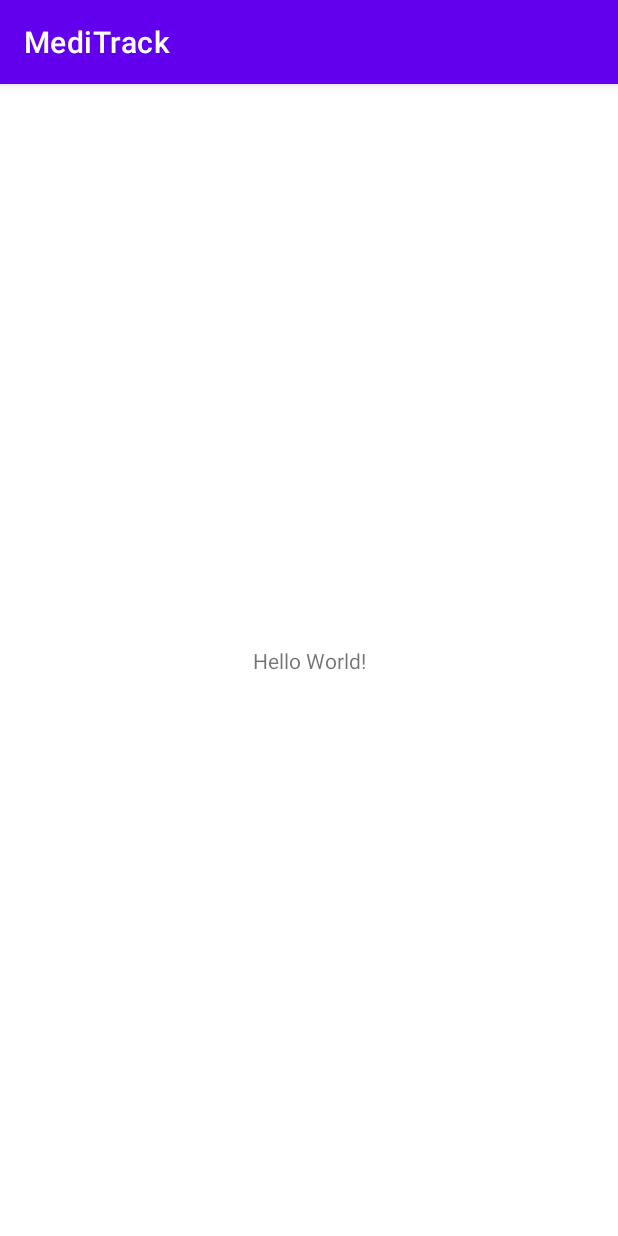
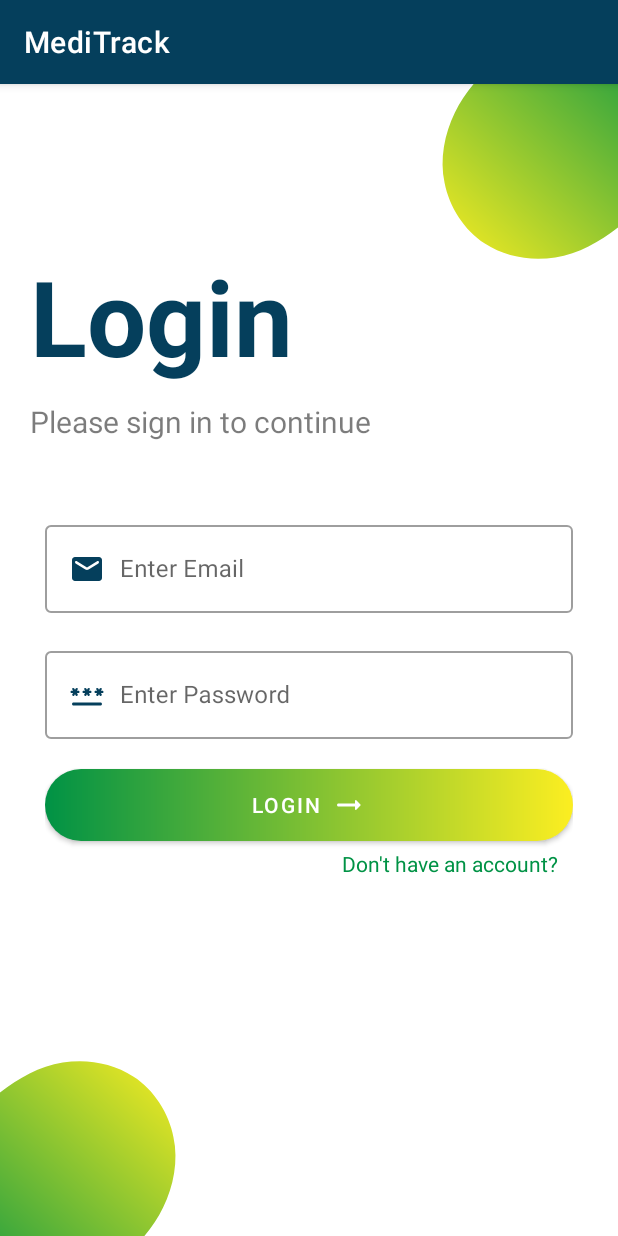
Before and after one commit to Akshi-Vasaniya/MediTrack, an Android app: the screen it shows after launch (MainActivity), on a phone screen of 412 x 824 dp. Run offline under Robolectric (Android 15) with nearby library versions, the phone set to English and light mode, and no system bars; our stand-ins replace navigation-ui.

Commit message:
Connect Fragments

```diff
--- a/app/src/main/java/com/example/meditrack/MainActivity.kt
+++ b/app/src/main/java/com/example/meditrack/MainActivity.kt
@@ -2,10 +2,42 @@ package com.example.meditrack
 
 import androidx.appcompat.app.AppCompatActivity
 import android.os.Bundle
+import androidx.navigation.NavController
+import androidx.navigation.fragment.NavHostFragment
+import androidx.navigation.fragment.findNavController
+import androidx.navigation.ui.AppBarConfiguration
+import androidx.navigation.ui.NavigationUI
+import androidx.navigation.ui.setupActionBarWithNavController
 
 class MainActivity : AppCompatActivity() {
+
+    private lateinit var navController: NavController
+    private lateinit var appBarConfiguration: AppBarConfiguration
     override fun onCreate(savedInstanceState: Bundle?) {
         super.onCreate(savedInstanceState)
         setContentView(R.layout.activity_main)
+
+        supportActionBar?.setDisplayHomeAsUpEnabled(true)
+
+        this.supportActionBar?.setDisplayHomeAsUpEnabled(false)
+
+        val navHostFragment =
+            supportFragmentManager.findFragmentById(R.id.nav_host_fragment_container_faculty) as NavHostFragment
+
+        appBarConfiguration = AppBarConfiguration.Builder(
+            setOf(
+                R.id.splashFragment,
+                R.id.loginFragment,
+                R.id.registrationFragment
+            )
+        ).build()
+
+        navController = navHostFragment.findNavController()
+        setupActionBarWithNavController(navController, appBarConfiguration)
+        NavigationUI.setupActionBarWithNavController(this, navController, appBarConfiguration)
+    }
+
+    override fun onSupportNavigateUp(): Boolean {
+        return navController.navigateUp() || super.onSupportNavigateUp()
     }
 }
--- a/app/src/main/java/com/example/meditrack/LoginFragment.kt
+++ b/app/src/main/java/com/example/meditrack/login/LoginFragment.kt
@@ -1,4 +1,4 @@
-package com.example.meditrack
+package com.example.meditrack.login
 
 import androidx.lifecycle.ViewModelProvider
 import android.os.Bundle
@@ -6,6 +6,9 @@ import androidx.fragment.app.Fragment
 import android.view.LayoutInflater
 import android.view.View
 import android.view.ViewGroup
+import androidx.navigation.fragment.findNavController
+import com.example.meditrack.R
+import com.example.meditrack.databinding.FragmentLoginBinding
 
 class LoginFragment : Fragment() {
 
@@ -14,6 +17,7 @@ class LoginFragment : Fragment() {
     }
 
     private lateinit var viewModel: LoginViewModel
+    private lateinit var binding: FragmentLoginBinding
 
     override fun onCreateView(
         inflater: LayoutInflater, container: ViewGroup?,
@@ -28,4 +32,14 @@ class LoginFragment : Fragment() {
         // TODO: Use the ViewModel
     }
 
+    override fun onViewCreated(view: View, savedInstanceState: Bundle?) {
+        super.onViewCreated(view, savedInstanceState)
+        binding = FragmentLoginBinding.bind(view)
+
+        binding.alreadyAccount.setOnClickListener {
+
+            findNavController().navigate(R.id.registrationFragment)
+        }
+    }
+
 }
--- a/app/src/main/java/com/example/meditrack/LoginViewModel.kt
+++ b/app/src/main/java/com/example/meditrack/login/LoginViewModel.kt
@@ -1,4 +1,4 @@
-package com.example.meditrack
+package com.example.meditrack.login
 
 import androidx.lifecycle.ViewModel
 
--- a/app/src/main/java/com/example/meditrack/RegistrationFragment.kt
+++ b/app/src/main/java/com/example/meditrack/register/RegistrationFragment.kt
@@ -1,4 +1,4 @@
-package com.example.meditrack
+package com.example.meditrack.register
 
 import androidx.lifecycle.ViewModelProvider
 import android.os.Bundle
@@ -6,6 +6,10 @@ import androidx.fragment.app.Fragment
 import android.view.LayoutInflater
 import android.view.View
 import android.view.ViewGroup
+import androidx.navigation.fragment.findNavController
+import com.example.meditrack.R
+import com.example.meditrack.databinding.FragmentLoginBinding
+import com.example.meditrack.databinding.FragmentRegistrationBinding
 
 class RegistrationFragment : Fragment() {
 
@@ -14,6 +18,7 @@ class RegistrationFragment : Fragment() {
     }
 
     private lateinit var viewModel: RegistrationViewModel
+    private lateinit var binding: FragmentRegistrationBinding
 
     override fun onCreateView(
         inflater: LayoutInflater, container: ViewGroup?,
@@ -28,4 +33,14 @@ class RegistrationFragment : Fragment() {
         // TODO: Use the ViewModel
     }
 
+    override fun onViewCreated(view: View, savedInstanceState: Bundle?) {
+        super.onViewCreated(view, savedInstanceState)
+        binding = FragmentRegistrationBinding.bind(view)
+
+        binding.alreadyAccount.setOnClickListener {
+            findNavController().popBackStack()
+            findNavController().navigate(R.id.loginFragment)
+
+        }
+    }
 }
--- a/app/src/main/java/com/example/meditrack/RegistrationViewModel.kt
+++ b/app/src/main/java/com/example/meditrack/register/RegistrationViewModel.kt
@@ -1,4 +1,4 @@
-package com.example.meditrack
+package com.example.meditrack.register
 
 import androidx.lifecycle.ViewModel
 
--- a/app/src/main/java/com/example/meditrack/SplashFragment.kt
+++ b/app/src/main/java/com/example/meditrack/splash/SplashFragment.kt
@@ -1,4 +1,4 @@
-package com.example.meditrack
+package com.example.meditrack.splash
 
 import androidx.lifecycle.ViewModelProvider
 import android.os.Bundle
@@ -6,6 +6,11 @@ import androidx.fragment.app.Fragment
 import android.view.LayoutInflater
 import android.view.View
 import android.view.ViewGroup
+import androidx.navigation.fragment.findNavController
+import com.example.meditrack.R
+import kotlinx.coroutines.MainScope
+import kotlinx.coroutines.launch
+import kotlinx.coroutines.withTimeout
 
 class SplashFragment : Fragment() {
 
@@ -26,6 +31,13 @@ class SplashFragment : Fragment() {
         super.onActivityCreated(savedInstanceState)
         viewModel = ViewModelProvider(this).get(SplashViewModel::class.java)
         // TODO: Use the ViewModel
+
+        MainScope().launch {
+            withTimeout(3000) {
+                findNavController().popBackStack()
+                findNavController().navigate(R.id.loginFragment)
+            }
+        }
     }
 
 }
--- a/app/src/main/java/com/example/meditrack/SplashViewModel.kt
+++ b/app/src/main/java/com/example/meditrack/splash/SplashViewModel.kt
@@ -1,4 +1,4 @@
-package com.example.meditrack
+package com.example.meditrack.splash
 
 import androidx.lifecycle.ViewModel
 
--- a/app/src/main/res/layout/activity_main.xml
+++ b/app/src/main/res/layout/activity_main.xml
@@ -6,13 +6,12 @@
     android:layout_height="match_parent"
     tools:context=".MainActivity">
 
-    <TextView
-        android:layout_width="wrap_content"
-        android:layout_height="wrap_content"
-        android:text="Hello World!"
-        app:layout_constraintBottom_toBottomOf="parent"
-        app:layout_constraintEnd_toEndOf="parent"
-        app:layout_constraintStart_toStartOf="parent"
-        app:layout_constraintTop_toTopOf="parent" />
+    <androidx.fragment.app.FragmentContainerView
+        android:id="@+id/nav_host_fragment_container_faculty"
+        android:name="androidx.navigation.fragment.NavHostFragment"
+        android:layout_width="match_parent"
+        android:layout_height="match_parent"
+        app:defaultNavHost="true"
+        app:navGraph="@navigation/nav_graph" />
 
 </androidx.constraintlayout.widget.ConstraintLayout>
--- a/app/src/main/res/layout/fragment_login.xml
+++ b/app/src/main/res/layout/fragment_login.xml
@@ -4,7 +4,7 @@
     android:layout_width="match_parent"
     android:layout_height="match_parent"
     xmlns:app="http://schemas.android.com/apk/res-auto"
-    tools:context=".LoginFragment">
+    tools:context=".login.LoginFragment">
 
     <ImageView
         android:id="@+id/top_shape"
--- a/app/src/main/res/layout/fragment_registration.xml
+++ b/app/src/main/res/layout/fragment_registration.xml
@@ -4,7 +4,7 @@
     android:layout_width="match_parent"
     android:layout_height="match_parent"
     xmlns:app="http://schemas.android.com/apk/res-auto"
-    tools:context=".RegistrationFragment">
+    tools:context=".register.RegistrationFragment">
 
     <ImageView
         android:id="@+id/top_shape"
--- a/app/src/main/res/layout/fragment_splash.xml
+++ b/app/src/main/res/layout/fragment_splash.xml
@@ -3,7 +3,7 @@
     xmlns:tools="http://schemas.android.com/tools"
     android:layout_width="match_parent"
     android:layout_height="match_parent"
-    tools:context=".SplashFragment"
+    tools:context=".splash.SplashFragment"
     android:background="@drawable/background_gradient">
 
     <ImageView
--- /dev/null
+++ b/app/src/main/res/navigation/nav_graph.xml
@@ -0,0 +1,30 @@
+<?xml version="1.0" encoding="utf-8"?>
+<navigation xmlns:android="http://schemas.android.com/apk/res/android"
+    xmlns:app="http://schemas.android.com/apk/res-auto"
+    xmlns:tools="http://schemas.android.com/tools"
+    android:id="@+id/splashscreen"
+    app:startDestination="@id/splashFragment">
+
+    <fragment
+        android:id="@+id/splashFragment"
+        android:name="com.example.meditrack.splash.SplashFragment"
+
+        tools:layout="@layout/fragment_splash" >
+        <action
+            android:id="@+id/action_splashFragment_to_loginFragment"
+            app:destination="@id/loginFragment" />
+    </fragment>
+    <fragment
+        android:id="@+id/loginFragment"
+        android:name="com.example.meditrack.login.LoginFragment"
+
+        tools:layout="@layout/fragment_login" >
+        <action
+            android:id="@+id/action_loginFragment_to_registrationFragment"
+            app:destination="@id/registrationFragment" />
+    </fragment>
+    <fragment
+        android:id="@+id/registrationFragment"
+        android:name="com.example.meditrack.register.RegistrationFragment"
+        tools:layout="@layout/fragment_registration" />
+</navigation>
--- a/app/src/main/res/values-night/themes.xml
+++ b/app/src/main/res/values-night/themes.xml
@@ -3,7 +3,8 @@
     <style name="Theme.MediTrack" parent="Theme.MaterialComponents.DayNight.DarkActionBar">
         <!-- Primary brand color. -->
         <item name="colorPrimary">@color/purple_200</item>
-        <item name="colorPrimaryVariant">@color/purple_700</item>
+<!--        <item name="colorPrimaryVariant">@color/purple_700</item>-->
+        <item name="colorPrimaryVariant">@color/prusianblue</item>
         <item name="colorOnPrimary">@color/black</item>
         <!-- Secondary brand color. -->
         <item name="colorSecondary">@color/teal_200</item>
--- a/app/src/main/res/values/themes.xml
+++ b/app/src/main/res/values/themes.xml
@@ -2,8 +2,10 @@
     <!-- Base application theme. -->
     <style name="Theme.MediTrack" parent="Theme.MaterialComponents.DayNight.DarkActionBar">
         <!-- Primary brand color. -->
-        <item name="colorPrimary">@color/purple_500</item>
-        <item name="colorPrimaryVariant">@color/purple_700</item>
+<!--        <item name="colorPrimary">@color/purple_500</item>-->
+        <item name="colorPrimary">@color/prusianblue</item>
+<!--        <item name="colorPrimaryVariant">@color/purple_700</item>-->
+        <item name="colorPrimaryVariant">@color/prusianblue</item>
         <item name="colorOnPrimary">@color/white</item>
         <!-- Secondary brand color. -->
         <item name="colorSecondary">@color/teal_200</item>
```
